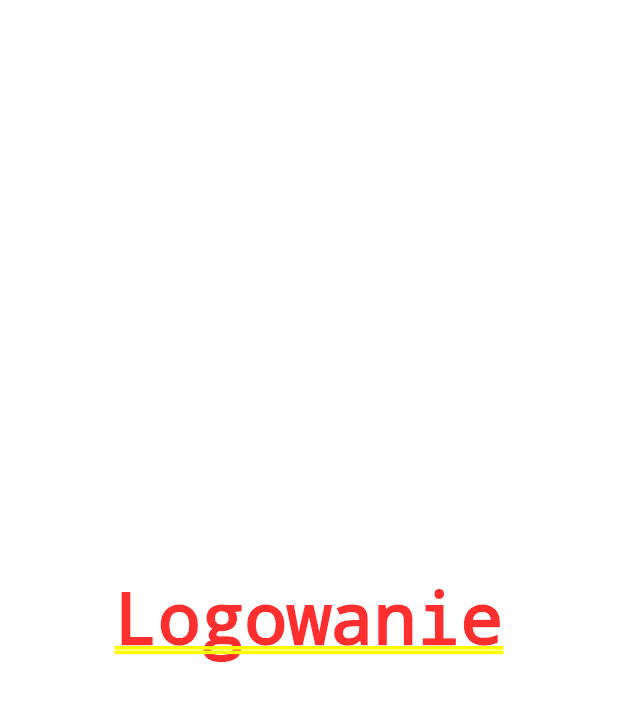
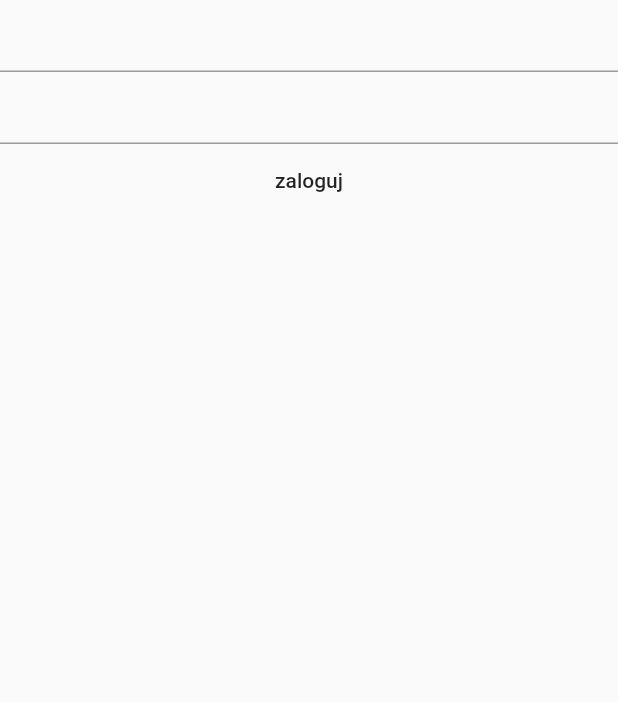
Before and after one commit to JQbss/hello_earth, a Flutter app: the screen it shows after launch, on a phone screen of 412 x 824 dp. Shown: the top 702 px of the screen. Run offline on Flutter 3.47's test engine with Material 2 defaults, Android fonts, the phone set to English and light mode, and no system bars; our stand-ins replace bloc, equatable, firebase_auth, flutter_bloc, flutter_secure_storage, get_it; accounts and stored records are empty.

Commit message:
Add text fields, prototype sign in page

```diff
--- /dev/null
+++ b/lib/commons/text_field_data.dart
@@ -0,0 +1,9 @@
+import 'package:flutter/material.dart';
+
+class TextFieldData {
+  final TextEditingController controller = TextEditingController();
+
+  TextFieldData();
+
+  String get text => controller.text;
+}
--- /dev/null
+++ b/lib/pages/authentication/sign_in/sign_in_bloc.dart
@@ -0,0 +1,36 @@
+import 'dart:async';
+
+import 'package:bloc/bloc.dart';
+import 'package:equatable/equatable.dart';
+import 'package:firebase_auth/firebase_auth.dart';
+import 'package:hello_earth/commons/text_field_data.dart';
+import 'package:hello_earth/commons/unique_prop_provider.dart';
+
+part 'sign_in_event.dart';
+
+part 'sign_in_state.dart';
+
+class SignInBloc extends Bloc<SignInEvent, SignInState> {
+  final TextFieldData emailTextFieldData = TextFieldData();
+  final TextFieldData passwordTextFieldData = TextFieldData();
+
+  SignInBloc() : super(SignInInitial()) {
+    on<SignInWithEmailRequested>(_onSignInWithEmailRequested);
+  }
+
+  Future<void> _onSignInWithEmailRequested(
+    SignInWithEmailRequested event,
+    Emitter<SignInState> emit,
+  ) async {
+    print(emailTextFieldData.text);
+    print(passwordTextFieldData.text);
+    try {
+      final credential = await FirebaseAuth.instance.signInWithEmailAndPassword(
+        email: emailTextFieldData.text,
+        password: passwordTextFieldData.text,
+      );
+    } catch (error) {
+
+    }
+  }
+}
--- /dev/null
+++ b/lib/pages/authentication/sign_in/sign_in_event.dart
@@ -0,0 +1,18 @@
+part of 'sign_in_bloc.dart';
+
+abstract class SignInEvent extends Equatable {
+  const SignInEvent();
+
+  @override
+  List<dynamic> get props => [];
+}
+
+class SignInWithEmailRequested extends SignInEvent {
+  SignInWithEmailRequested();
+
+  @override
+  List<dynamic> get props => [
+        ...super.props,
+        UniquePropProvider.get(),
+      ];
+}
--- /dev/null
+++ b/lib/pages/authentication/sign_in/sign_in_page.dart
@@ -0,0 +1,58 @@
+import 'package:flutter/material.dart';
+import 'package:flutter_bloc/flutter_bloc.dart';
+import 'package:hello_earth/pages/authentication/sign_in/sign_in_bloc.dart';
+import 'package:hello_earth/pages/authentication/sign_in/widgets/sign_in_body.dart';
+import 'package:hello_earth/pages/bloc_page_state.dart';
+import 'package:hello_earth/widgets/adaptive_button.dart';
+
+class SignInPage extends StatefulWidget {
+  const SignInPage({
+    super.key,
+  });
+
+  @override
+  State<SignInPage> createState() => _SignInPageState();
+}
+
+class _SignInPageState extends BlocPageState<SignInPage, SignInBloc> {
+  @override
+  Widget build(BuildContext context) {
+    return BlocConsumer<SignInBloc, SignInState>(
+        bloc: bloc,
+        listener: _onStateChange,
+        builder: (_, state) {
+          return Scaffold(
+            body: SingleChildScrollView(
+              child: Column(
+                children: [
+                  _buildBody(),
+                  _buildButton(),
+                ],
+              ),
+            ),
+          );
+        });
+  }
+
+  void _onStateChange(BuildContext context, SignInState state) {}
+
+  Widget _buildBody() {
+    return SignInBody(
+      emailTextFieldData: bloc.emailTextFieldData,
+      passwordTextFieldData: bloc.passwordTextFieldData,
+    );
+  }
+
+  Widget _buildButton() {
+    return AdaptiveButton(
+      child: Container(
+        child: Text(
+          'zaloguj',
+        ),
+      ),
+      onPressed: () => bloc.add(
+        SignInWithEmailRequested(),
+      ),
+    );
+  }
+}
--- /dev/null
+++ b/lib/pages/authentication/sign_in/widgets/sign_in_body.dart
@@ -0,0 +1,30 @@
+import 'package:flutter/material.dart';
+import 'package:hello_earth/commons/text_field_data.dart';
+import 'package:hello_earth/widgets/data_text_field.dart';
+
+class SignInBody extends StatelessWidget {
+  final TextFieldData emailTextFieldData;
+  final TextFieldData passwordTextFieldData;
+  const SignInBody({
+    super.key,
+    required this.emailTextFieldData,
+    required this.passwordTextFieldData,
+  });
+
+  @override
+  Widget build(BuildContext context) {
+    return Column(
+      children: [
+        _buildEmailTextField(context),
+        _buildPasswordTextField(context),
+      ],
+    );
+  }
+
+  Widget _buildEmailTextField(BuildContext context){
+    return DataTextField(emailTextFieldData);
+  }
+  Widget _buildPasswordTextField(BuildContext context) {
+    return DataTextField(passwordTextFieldData);
+  }
+}
--- a/lib/pages/authentication/sign_in_bloc.dart
+++ /dev/null
@@ -1,15 +0,0 @@
-import 'dart:async';
-
-import 'package:bloc/bloc.dart';
-import 'package:equatable/equatable.dart';
-
-part 'sign_in_event.dart';
-part 'sign_in_state.dart';
-
-class SignInBloc extends Bloc<SignInEvent, SignInState> {
-  SignInBloc() : super(SignInInitial()) {
-    on<SignInEvent>((event, emit) {
-      // TODO: implement event handler
-    });
-  }
-}
--- a/lib/pages/authentication/sign_in_event.dart
+++ /dev/null
@@ -1,5 +0,0 @@
-part of 'sign_in_bloc.dart';
-
-abstract class SignInEvent extends Equatable {
-  const SignInEvent();
-}
--- a/lib/pages/authentication/sign_in_page.dart
+++ /dev/null
@@ -1,21 +0,0 @@
-import 'package:flutter/material.dart';
-
-class SignInPage extends StatefulWidget {
-  const SignInPage({
-    super.key,
-  });
-
-  @override
-  State<SignInPage> createState() => _SignInPageState();
-}
-
-class _SignInPageState extends State<SignInPage> {
-  @override
-  Widget build(BuildContext context) {
-    return Center(
-      child: Text(
-        'Logowanie',
-      ),
-    );
-  }
-}
--- a/lib/routing/authentication_routing.dart
+++ b/lib/routing/authentication_routing.dart
@@ -1,7 +1,7 @@
 import 'package:flutter/material.dart';
 import 'package:flutter_bloc/flutter_bloc.dart';
-import 'package:hello_earth/pages/authentication/sign_in_bloc.dart';
-import 'package:hello_earth/pages/authentication/sign_in_page.dart';
+import 'package:hello_earth/pages/authentication/sign_in/sign_in_bloc.dart';
+import 'package:hello_earth/pages/authentication/sign_in/sign_in_page.dart';
 import 'package:hello_earth/routing/routing.dart';
 
 class AuthenticationRouting {
@@ -18,7 +18,11 @@ class AuthenticationRouting {
 
     switch (routeName) {
       case signIn:
-        child = const SignInPage();
+        child = BlocProvider<SignInBloc>(
+          create: (_) => SignInBloc(),
+          child: const SignInPage(),
+        );
+        //child = const SignInPage();
         break;
       default:
         return null;
--- /dev/null
+++ b/lib/utils/adaptive_widget_utils.dart
@@ -0,0 +1,36 @@
+import 'package:flutter/material.dart';
+
+class AdaptiveWidgetUtils {
+  const AdaptiveWidgetUtils._();
+
+  static AdaptiveWidgetType getWidgetTypeOf(
+    BuildContext context, {
+    required Platform platform,
+  }) {
+    switch (platform) {
+      case Platform.adaptive:
+        final ThemeData theme = Theme.of(context);
+        switch (theme.platform) {
+          case TargetPlatform.iOS:
+            return AdaptiveWidgetType.cupertino;
+          default:
+            return AdaptiveWidgetType.material;
+        }
+      case Platform.cupertino:
+        return AdaptiveWidgetType.cupertino;
+      default:
+        return AdaptiveWidgetType.material;
+    }
+  }
+}
+
+enum AdaptiveWidgetType {
+  cupertino,
+  material,
+}
+
+enum Platform {
+  adaptive,
+  cupertino,
+  material,
+}
--- /dev/null
+++ b/lib/widgets/adaptive_button.dart
@@ -0,0 +1,42 @@
+import 'package:flutter/cupertino.dart';
+import 'package:flutter/material.dart';
+import 'package:hello_earth/utils/adaptive_widget_utils.dart';
+
+class AdaptiveButton extends StatelessWidget {
+  final VoidCallback? onPressed;
+  final Widget child;
+
+  const AdaptiveButton({
+    super.key,
+    required this.child,
+    required this.onPressed,
+  });
+
+  @override
+  Widget build(BuildContext context) {
+    final AdaptiveWidgetType adaptiveWidgetType = AdaptiveWidgetUtils.getWidgetTypeOf(
+      context,
+      platform: Platform.adaptive,
+    );
+    switch (adaptiveWidgetType) {
+      case AdaptiveWidgetType.cupertino:
+        return _buildCupertinoButton(context);
+      default:
+        return _buildMaterialButton(context);
+    }
+  }
+
+  Widget _buildCupertinoButton(BuildContext context) {
+    return CupertinoButton(
+      child: child,
+      onPressed: onPressed,
+    );
+  }
+
+  Widget _buildMaterialButton(BuildContext context) {
+    return MaterialButton(
+      onPressed: onPressed,
+      child: child,
+    );
+  }
+}
--- /dev/null
+++ b/lib/widgets/data_text_field.dart
@@ -0,0 +1,24 @@
+import 'package:flutter/material.dart';
+import 'package:hello_earth/commons/text_field_data.dart';
+
+class DataTextField extends StatefulWidget {
+  final TextFieldData data;
+
+  const DataTextField(
+    this.data, {
+    super.key,
+  });
+
+  @override
+  State<DataTextField> createState() => _DataTextFieldState();
+}
+
+class _DataTextFieldState extends State<DataTextField> {
+  late TextEditingController _textEditingController = widget.data.controller;
+  @override
+  Widget build(BuildContext context) {
+    return TextFormField(
+      controller: _textEditingController,
+    );
+  }
+}
--- a/pubspec.yaml
+++ b/pubspec.yaml
@@ -14,6 +14,7 @@ dependencies:
   freezed: ^2.1.0+1
   flutter_bloc: ^8.0.1
   flutter_secure_storage: ^5.1.0
+  firebase_core: ^1.20.0
   firebase_auth: 3.6.2
   get_it: ^7.2.0
   intl: ^0.17.0
```
Also changed, not shown: lib/pages/authentication/sign_in/sign_in_state.dart (renamed from lib/pages/authentication/sign_in_state.dart), pubspec.lock.
